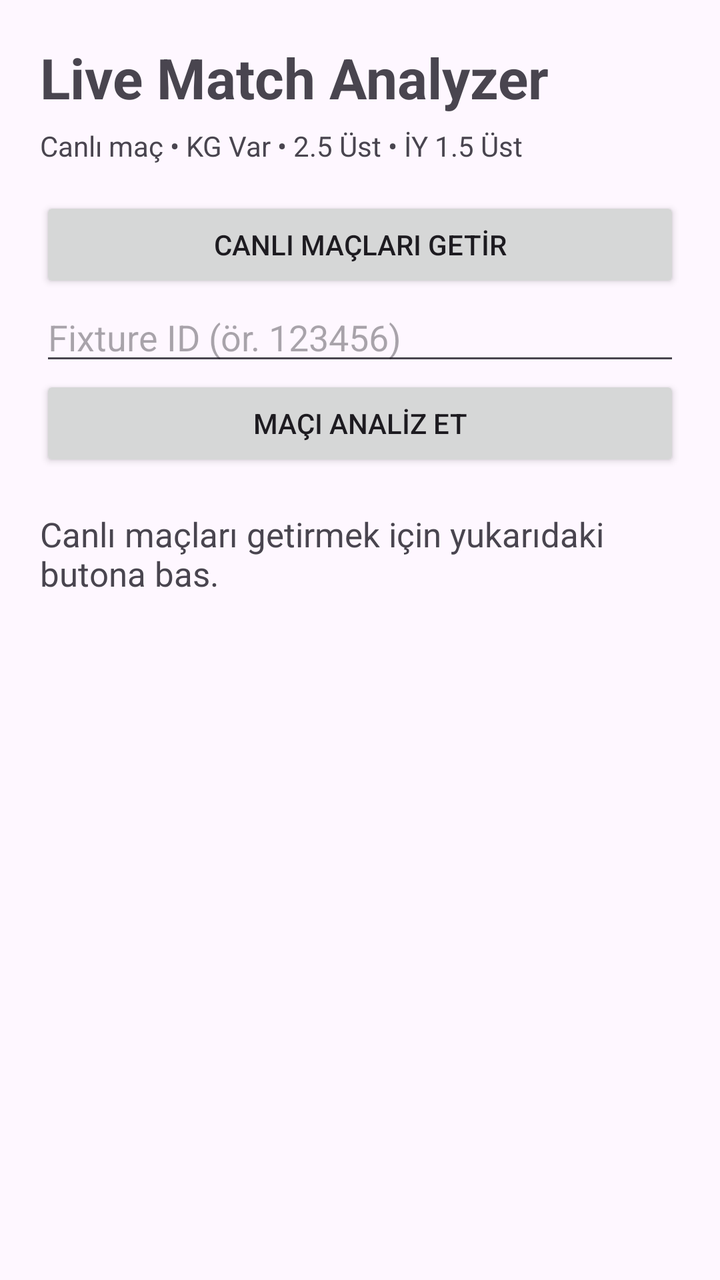
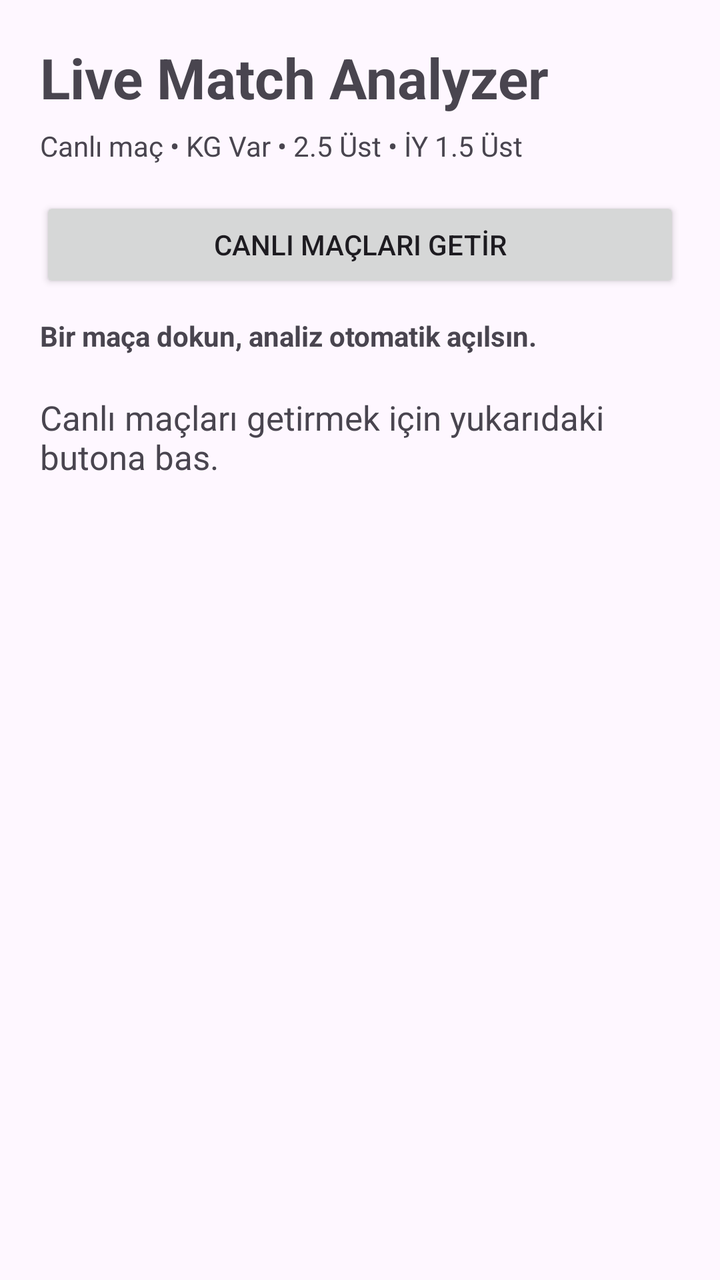

Compare the two renders of this Android layout. The source of the first and the diff that turns it into the second are given below.
<!-- AndroidManifest.xml: application theme Theme.LiveMatchAnalyzer -->
<!-- res/layout/activity_main.xml -->
<ScrollView xmlns:android="http://schemas.android.com/apk/res/android" android:layout_width="match_parent" android:layout_height="match_parent"><LinearLayout android:layout_width="match_parent" android:layout_height="wrap_content" android:orientation="vertical" android:padding="20dp"><TextView android:layout_width="match_parent" android:layout_height="wrap_content" android:text="Live Match Analyzer" android:textSize="28sp" android:textStyle="bold"/><TextView android:layout_width="match_parent" android:layout_height="wrap_content" android:layout_marginTop="6dp" android:text="Canlı maç • KG Var • 2.5 Üst • İY 1.5 Üst"/><Button android:id="@+id/liveMatches" android:layout_width="match_parent" android:layout_height="wrap_content" android:layout_marginTop="16dp" android:text="CANLI MAÇLARI GETİR"/><EditText android:id="@+id/fixtureId" android:layout_width="match_parent" android:layout_height="wrap_content" android:hint="Fixture ID (ör. 123456)" android:inputType="number"/><Button android:id="@+id/analyze" android:layout_width="match_parent" android:layout_height="wrap_content" android:text="MAÇI ANALİZ ET"/><TextView android:id="@+id/result" android:layout_width="match_parent" android:layout_height="wrap_content" android:layout_marginTop="20dp" android:text="Canlı maçları getirmek için yukarıdaki butona bas." android:textSize="17sp"/></LinearLayout></ScrollView>
<!-- resources referenced by this layout -->
<resources>
  <style name="Theme.LiveMatchAnalyzer" parent="Theme.Material3.DayNight.NoActionBar" />
</resources>

<!-- the commit's change to res/layout/activity_main.xml (unified diff, before → after) -->
@@ -1 +1 @@
-<ScrollView xmlns:android="http://schemas.android.com/apk/res/android" android:layout_width="match_parent" android:layout_height="match_parent"><LinearLayout android:layout_width="match_parent" android:layout_height="wrap_content" android:orientation="vertical" android:padding="20dp"><TextView android:layout_width="match_parent" android:layout_height="wrap_content" android:text="Live Match Analyzer" android:textSize="28sp" android:textStyle="bold"/><TextView android:layout_width="match_parent" android:layout_height="wrap_content" android:layout_marginTop="6dp" android:text="Canlı maç • KG Var • 2.5 Üst • İY 1.5 Üst"/><Button android:id="@+id/liveMatches" android:layout_width="match_parent" android:layout_height="wrap_content" android:layout_marginTop="16dp" android:text="CANLI MAÇLARI GETİR"/><EditText android:id="@+id/fixtureId" android:layout_width="match_parent" android:layout_height="wrap_content" android:hint="Fixture ID (ör. 123456)" android:inputType="number"/><Button android:id="@+id/analyze" android:layout_width="match_parent" android:layout_height="wrap_content" android:text="MAÇI ANALİZ ET"/><TextView android:id="@+id/result" android:layout_width="match_parent" android:layout_height="wrap_content" android:layout_marginTop="20dp" android:text="Canlı maçları getirmek için yukarıdaki butona bas." android:textSize="17sp"/></LinearLayout></ScrollView>
+<ScrollView xmlns:android="http://schemas.android.com/apk/res/android" android:layout_width="match_parent" android:layout_height="match_parent"><LinearLayout android:layout_width="match_parent" android:layout_height="wrap_content" android:orientation="vertical" android:padding="20dp"><TextView android:layout_width="match_parent" android:layout_height="wrap_content" android:text="Live Match Analyzer" android:textSize="28sp" android:textStyle="bold"/><TextView android:layout_width="match_parent" android:layout_height="wrap_content" android:layout_marginTop="6dp" android:text="Canlı maç • KG Var • 2.5 Üst • İY 1.5 Üst"/><Button android:id="@+id/liveMatches" android:layout_width="match_parent" android:layout_height="wrap_content" android:layout_marginTop="16dp" android:text="CANLI MAÇLARI GETİR"/><TextView android:layout_width="match_parent" android:layout_height="wrap_content" android:layout_marginTop="12dp" android:text="Bir maça dokun, analiz otomatik açılsın." android:textStyle="bold"/><LinearLayout android:id="@+id/liveList" android:layout_width="match_parent" android:layout_height="wrap_content" android:orientation="vertical"/><TextView android:id="@+id/result" android:layout_width="match_parent" android:layout_height="wrap_content" android:layout_marginTop="20dp" android:text="Canlı maçları getirmek için yukarıdaki butona bas." android:textSize="17sp"/></LinearLayout></ScrollView>
